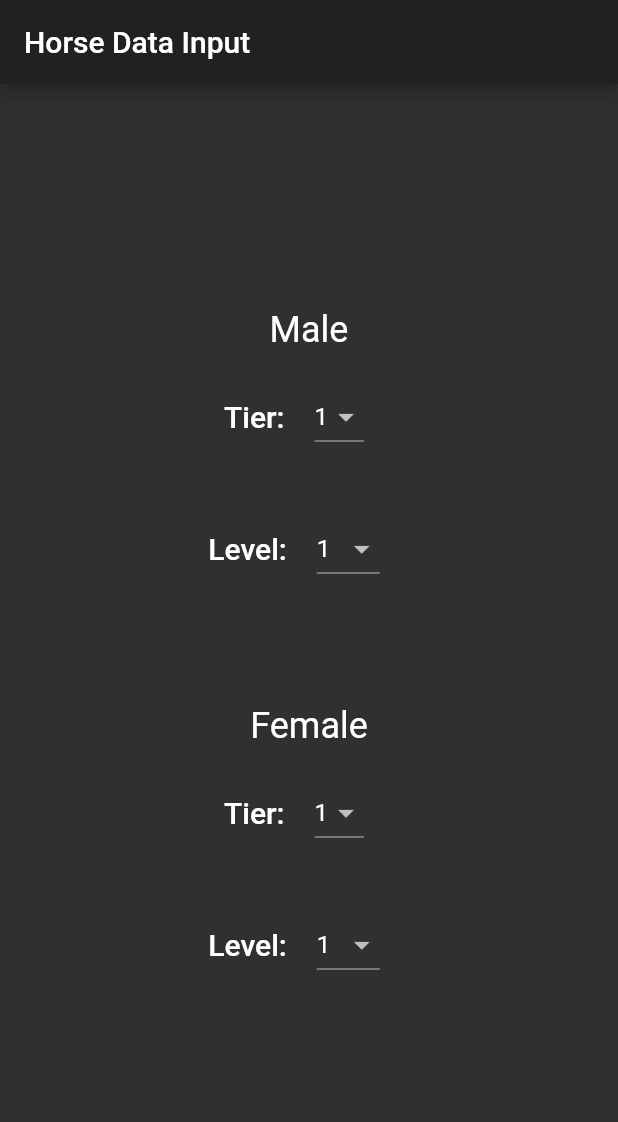
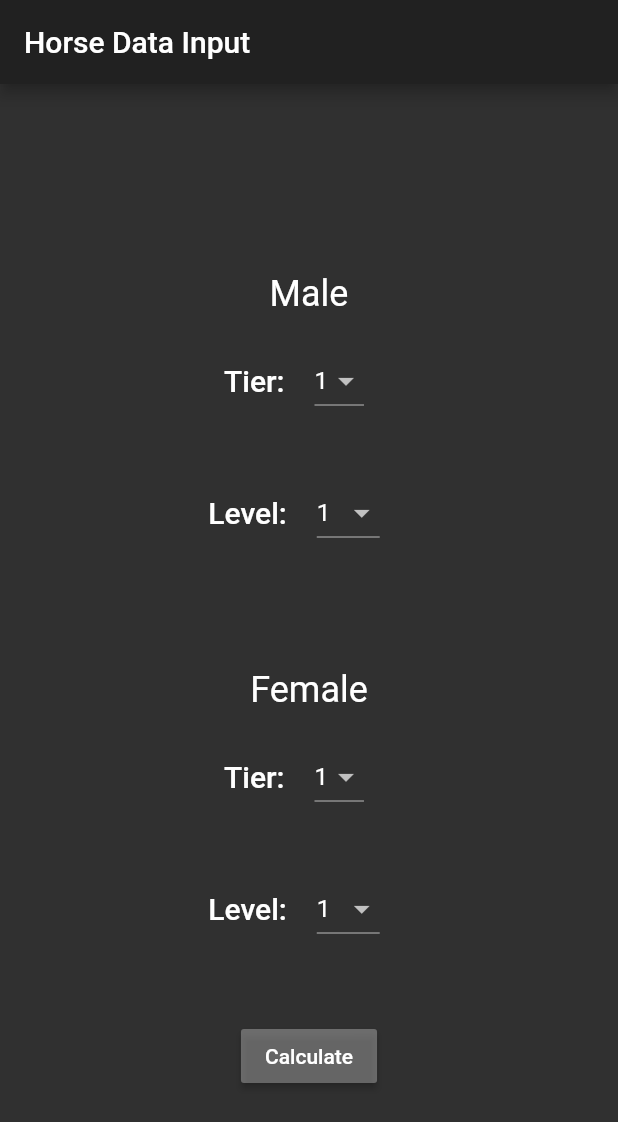
Before and after one commit to heidimitre/BlackDesertHorseCalculator, a Flutter app: the screen it shows after launch, on a phone screen of 412 x 824 dp. Shown: the top 1122 px of the screen. Run offline on Flutter 3.47's test engine with Material 2 defaults, Android fonts, the phone set to English and light mode, and no system bars; our stand-ins replace flutter_redux, redux.

Commit message:
Added calculate button and debug print statements

```diff
--- a/lib/main.dart
+++ b/lib/main.dart
@@ -35,6 +35,13 @@ class MyHomePage extends StatelessWidget {
 
   final String title;
 
+  void _printState(ViewModel model) {
+    print("Male horse tier: " + model.maleHorse.tier.toString());
+    print("Male horse level: " + model.maleHorse.level.toString());
+    print("Female horse tier: " + model.femaleHorse.tier.toString());
+    print("Female horse level: " + model.femaleHorse.level.toString());
+  }
+
   @override
   Widget build(BuildContext context) {
     return Scaffold(
@@ -56,6 +63,14 @@ class MyHomePage extends StatelessWidget {
                   padding: EdgeInsets.all(30.0),
                   child: FemaleHorseDetail(viewModel),
                 ),
+                RaisedButton(
+                      color: Colors.white30,
+                      textColor: Colors.white,
+                    onPressed: () =>
+                      _printState(viewModel),
+                    child:
+                    new Text('Calculate')
+                )
               ]
           ),
         ),
```
